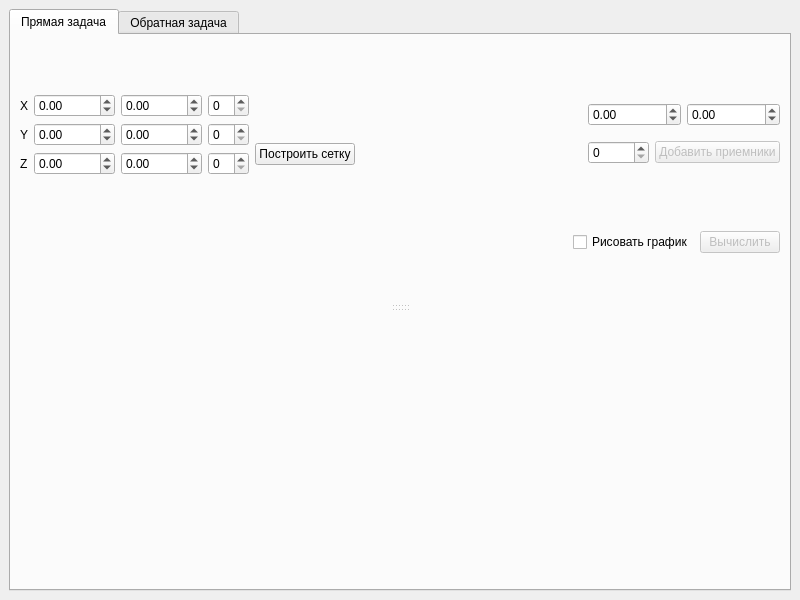
Above: design/main.ui from SweetRollxd/magnetic-survey before the change. Below: the same form after it.
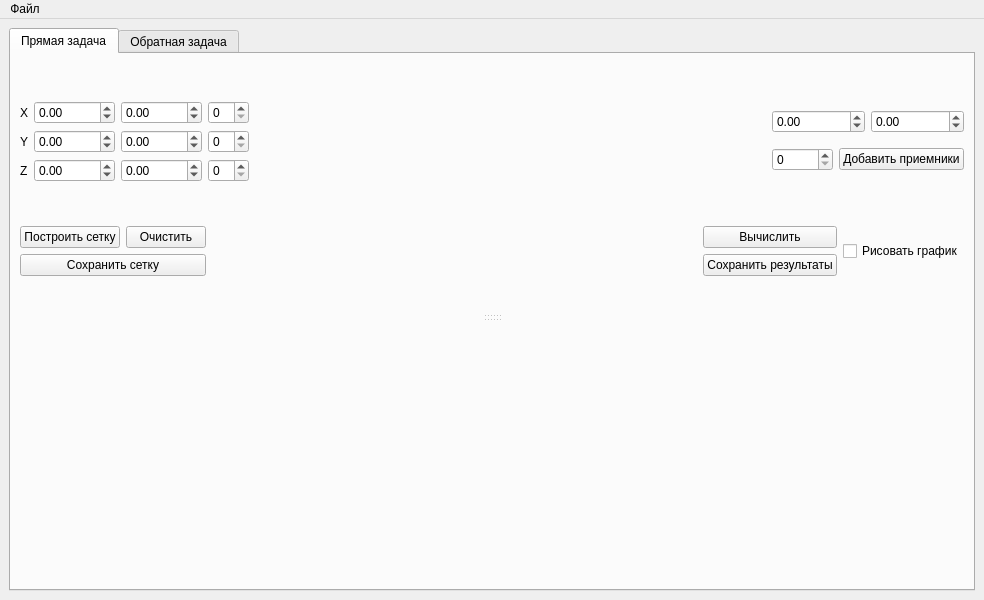
That is the form after the change.

Commit message: Added mesh open and clear buttons

```diff
--- a/design/main.ui
+++ b/design/main.ui
@@ -6,7 +6,7 @@
    <rect>
     <x>0</x>
     <y>0</y>
-    <width>800</width>
+    <width>984</width>
     <height>600</height>
    </rect>
   </property>
@@ -163,19 +163,6 @@
                     </property>
                    </spacer>
                   </item>
-                  <item>
-                   <widget class="QPushButton" name="drawMeshBtn">
-                    <property name="sizePolicy">
-                     <sizepolicy hsizetype="Minimum" vsizetype="Maximum">
-                      <horstretch>0</horstretch>
-                      <verstretch>0</verstretch>
-                     </sizepolicy>
-                    </property>
-                    <property name="text">
-                     <string>Построить сетку</string>
-                    </property>
-                   </widget>
-                  </item>
                  </layout>
                 </item>
                </layout>
@@ -231,7 +218,7 @@
                   <item>
                    <widget class="QPushButton" name="addReceiversBtn">
                     <property name="enabled">
-                     <bool>false</bool>
+                     <bool>true</bool>
                     </property>
                     <property name="text">
                      <string>Добавить приемники</string>
@@ -246,6 +233,41 @@
             </item>
             <item>
              <layout class="QHBoxLayout" name="horizontalLayout_5">
+              <item>
+               <layout class="QVBoxLayout" name="verticalLayout_7">
+                <item>
+                 <layout class="QHBoxLayout" name="horizontalLayout_6">
+                  <item>
+                   <widget class="QPushButton" name="drawMeshBtn">
+                    <property name="sizePolicy">
+                     <sizepolicy hsizetype="Minimum" vsizetype="Maximum">
+                      <horstretch>0</horstretch>
+                      <verstretch>0</verstretch>
+                     </sizepolicy>
+                    </property>
+                    <property name="text">
+                     <string>Построить сетку</string>
+                    </property>
+                   </widget>
+                  </item>
+                  <item>
+                   <widget class="QPushButton" name="clearMeshBtn">
+                    <property name="text">
+                     <string>Очистить</string>
+                    </property>
+                   </widget>
+                  </item>
+                 </layout>
+                </item>
+                <item>
+                 <widget class="QPushButton" name="saveMeshBtn">
+                  <property name="text">
+                   <string>Сохранить сетку</string>
+                  </property>
+                 </widget>
+                </item>
+               </layout>
+              </item>
               <item>
                <spacer name="horizontalSpacer_2">
                 <property name="orientation">
@@ -259,6 +281,33 @@
                 </property>
                </spacer>
               </item>
+              <item>
+               <layout class="QVBoxLayout" name="verticalLayout_13">
+                <item>
+                 <widget class="QPushButton" name="directCalculateBtn">
+                  <property name="enabled">
+                   <bool>true</bool>
+                  </property>
+                  <property name="sizePolicy">
+                   <sizepolicy hsizetype="Minimum" vsizetype="Fixed">
+                    <horstretch>0</horstretch>
+                    <verstretch>0</verstretch>
+                   </sizepolicy>
+                  </property>
+                  <property name="text">
+                   <string>Вычислить</string>
+                  </property>
+                 </widget>
+                </item>
+                <item>
+                 <widget class="QPushButton" name="saveReceiversBtn">
+                  <property name="text">
+                   <string>Сохранить результаты</string>
+                  </property>
+                 </widget>
+                </item>
+               </layout>
+              </item>
               <item>
                <widget class="QCheckBox" name="drawPlotCheckbox">
                 <property name="text">
@@ -266,22 +315,6 @@
                 </property>
                </widget>
               </item>
-              <item>
-               <widget class="QPushButton" name="directCalculateBtn">
-                <property name="enabled">
-                 <bool>false</bool>
-                </property>
-                <property name="sizePolicy">
-                 <sizepolicy hsizetype="Minimum" vsizetype="Fixed">
-                  <horstretch>0</horstretch>
-                  <verstretch>0</verstretch>
-                 </sizepolicy>
-                </property>
-                <property name="text">
-                 <string>Вычислить</string>
-                </property>
-               </widget>
-              </item>
              </layout>
             </item>
            </layout>
@@ -323,10 +356,18 @@
     <rect>
      <x>0</x>
      <y>0</y>
-     <width>800</width>
+     <width>984</width>
      <height>24</height>
     </rect>
    </property>
+   <widget class="QMenu" name="menu">
+    <property name="title">
+     <string>Файл</string>
+    </property>
+    <addaction name="openMeshAction"/>
+    <addaction name="action_2"/>
+   </widget>
+   <addaction name="menu"/>
   </widget>
  </widget>
  <resources/>
```
Left out of the diff: 12 changed lines with no effect on the pictures. The commit also changes 4 other files.
